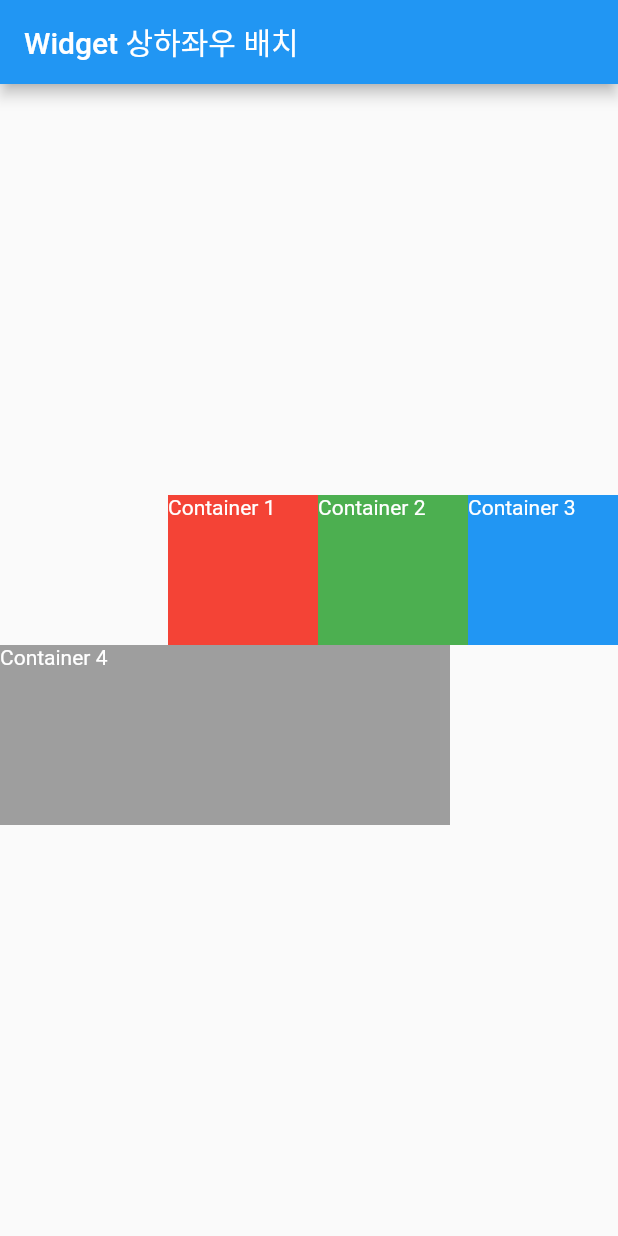
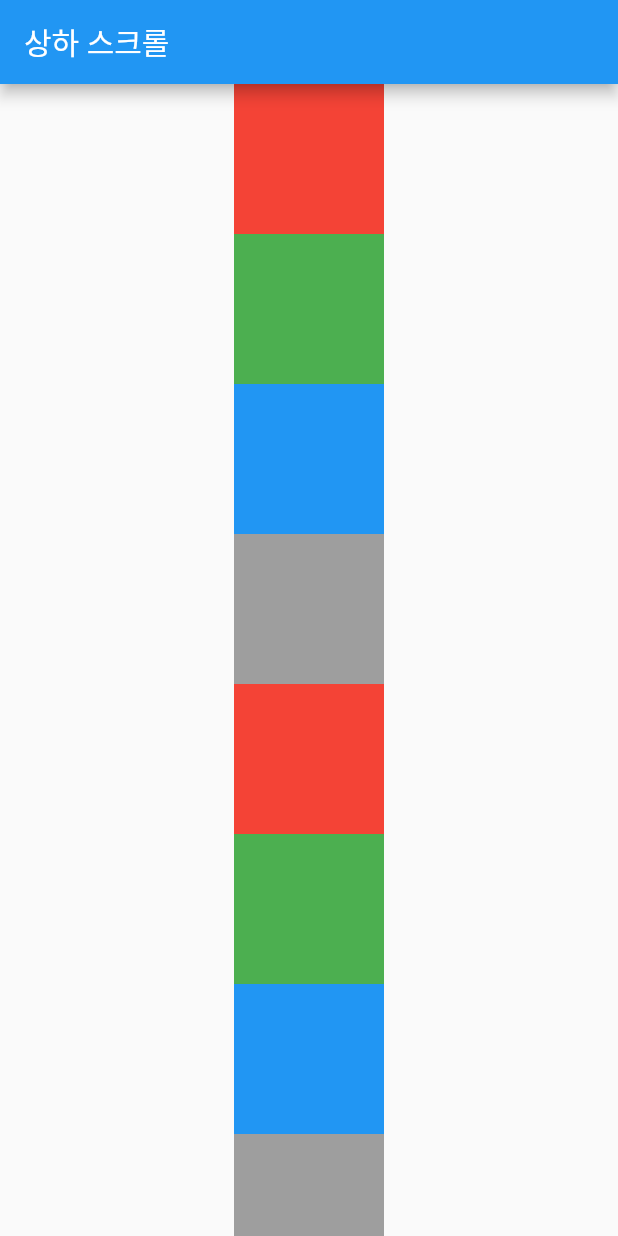
Before and after one commit to JangWoojun/flutter_layout, a Flutter app: the screen it shows after launch, on a phone screen of 412 x 824 dp. Run offline on Flutter 3.47's test engine with Material 2 defaults, Android fonts, the phone set to English and light mode, and no system bars.

Commit message:
Widget 상하 스크롤

```diff
--- a/lib/main.dart
+++ b/lib/main.dart
@@ -3,7 +3,7 @@ import 'package:flutter/material.dart';
 void main() {
   runApp(MaterialApp(
     home: Scaffold(
-      appBar: AppBar(title: Text("Widget 상하좌우 배치"),),
+      appBar: AppBar(title: Text("상하 스크롤"),),
       body: const Body(),
     ),
   ));
@@ -14,50 +14,73 @@ class Body extends StatelessWidget {
 
   @override
   Widget build(BuildContext context) {
-    return Column(
-      mainAxisAlignment: MainAxisAlignment.center,
-      crossAxisAlignment: CrossAxisAlignment.start,
-      children: [
-        Row(
-          mainAxisAlignment: MainAxisAlignment.end,
-          mainAxisSize: MainAxisSize.max,
+    return SingleChildScrollView(
+      child: Center(
+        child: Column(
           children: [
             Container(
               width: 100,
               height: 100,
               color: Colors.red,
-              child: Text(
-                "Container 1",
-                style: TextStyle(color: Colors.white),
-              ),
             ),
             Container(
               width: 100,
               height: 100,
               color: Colors.green,
-              child: Text(
-                "Container 2",
-                style: TextStyle(color: Colors.white),
-              ),
             ),
             Container(
               width: 100,
               height: 100,
               color: Colors.blue,
-              child: Text(
-                "Container 3",
-                style: TextStyle(color: Colors.white),
-              ),
-            )
+            ),
+            Container(
+              width: 100,
+              height: 100,
+              color: Colors.grey,
+            ),
+            Container(
+              width: 100,
+              height: 100,
+              color: Colors.red,
+            ),
+            Container(
+              width: 100,
+              height: 100,
+              color: Colors.green,
+            ),
+            Container(
+              width: 100,
+              height: 100,
+              color: Colors.blue,
+            ),
+            Container(
+              width: 100,
+              height: 100,
+              color: Colors.grey,
+            ),
+            Container(
+              width: 100,
+              height: 100,
+              color: Colors.red,
+            ),
+            Container(
+              width: 100,
+              height: 100,
+              color: Colors.green,
+            ),
+            Container(
+              width: 100,
+              height: 100,
+              color: Colors.blue,
+            ),
+            Container(
+              width: 100,
+              height: 100,
+              color: Colors.grey,
+            ),
           ],
         ),
-        Container(
-          width: 300,
-          height: 120,
-          color: Colors.grey,
-          child: Text("Container 4", style: TextStyle(color: Colors.white),),
-        )
-      ]
+      ),
     );
   }
 }
```
